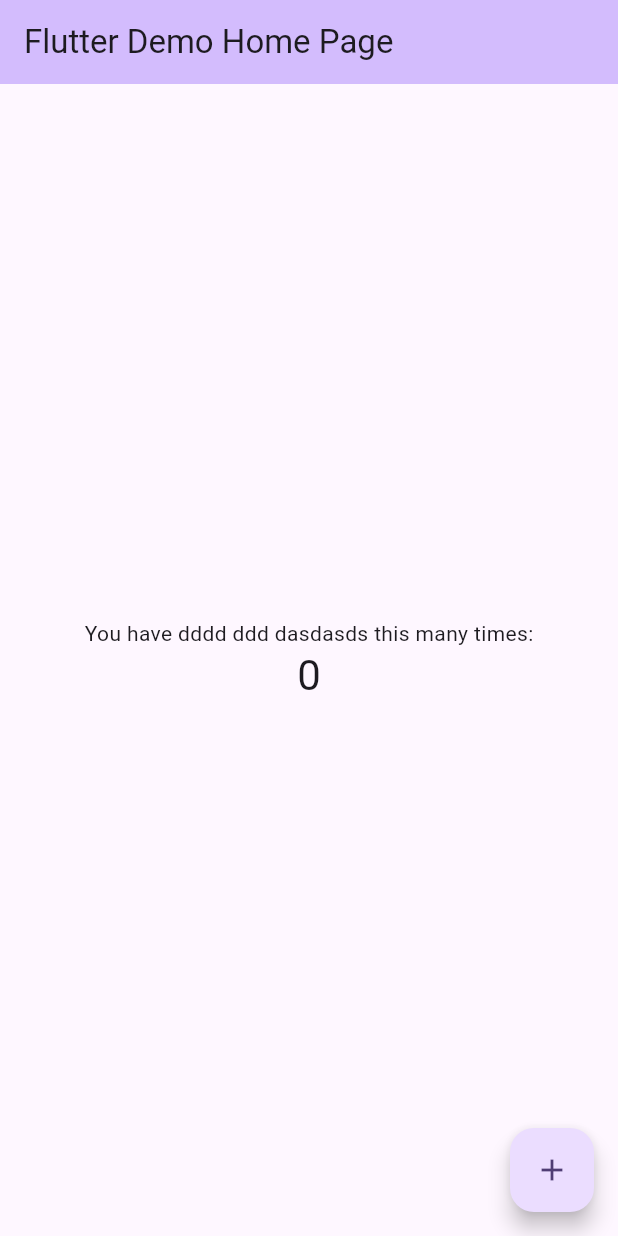
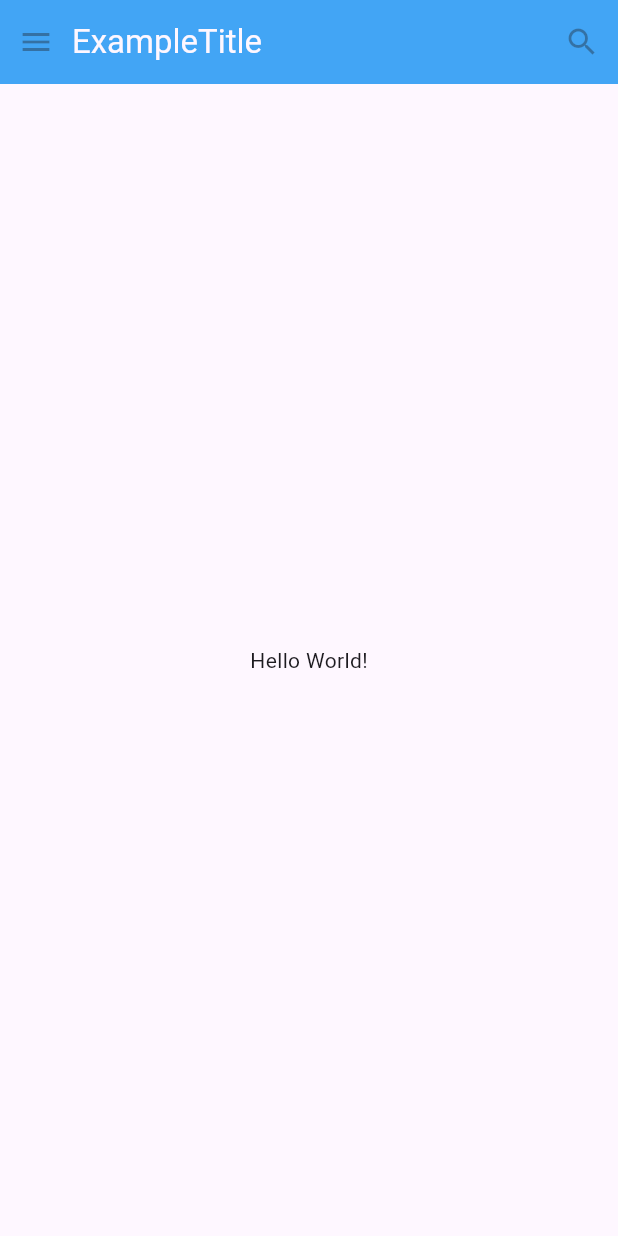
Before and after one commit to eorjs37/first_flutter, a Flutter app: the screen it shows after launch, on a phone screen of 412 x 824 dp. Run offline on Flutter 3.47's test engine with Material 2 defaults, Android fonts, the phone set to English and light mode, and no system bars.

Commit message:
dart 익히는중

```diff
--- a/lib/main.dart
+++ b/lib/main.dart
@@ -10,6 +10,7 @@ class MyApp extends StatelessWidget {
   // This widget is the root of your application.
   @override
   Widget build(BuildContext context) {
+
     return MaterialApp(
       title: 'Flutter Demo',
       theme: ThemeData(
@@ -31,95 +32,59 @@ class MyApp extends StatelessWidget {
         colorScheme: ColorScheme.fromSeed(seedColor: Colors.deepPurple),
         useMaterial3: true,
       ),
-      home: const MyHomePage(title: 'Flutter Demo Home Page'),
+      home: const SafeArea(
+        child: MyScaffold(),
+      ),
     );
   }
 }
 
-class MyHomePage extends StatefulWidget {
-  const MyHomePage({super.key, required this.title});
+class MyAppBar extends StatelessWidget{
+  const MyAppBar({required this.title,super.key});
 
-  // This widget is the home page of your application. It is stateful, meaning
-  // that it has a State object (defined below) that contains fields that affect
-  // how it looks.
+  final Widget title;
+  @override
+  Widget build(BuildContext context) {
+    return Container(
+      height: 56,
+      padding: const EdgeInsets.symmetric(horizontal: 0),
+      decoration: BoxDecoration(color: Colors.blue[400]),
+      // Row is a horizontal, linear layout.
+      child: Row(
+        children: [
+          const IconButton(
+            icon:Icon(Icons.menu),
+            tooltip: 'Navigation menu',
+            onPressed: null,
+          ),
+          Expanded(
+            child: title,
+          ),
+          const IconButton(
+            icon: Icon(Icons.search),
+            tooltip: 'Search',
+            onPressed: null,
+          ),
+        ],
+      ),
+    );
+  }
 
-  // This class is the configuration for the state. It holds the values (in this
-  // case the title) provided by the parent (in this case the App widget) and
-  // used by the build method of the State. Fields in a Widget subclass are
-  // always marked "final".
-
-  final String title;
-
-  @override
-  State<MyHomePage> createState() => _MyHomePageState();
 }
 
-class _MyHomePageState extends State<MyHomePage> {
-  int _counter = 0;
-
-  void _incrementCounter() {
-    setState(() {
-      // This call to setState tells the Flutter framework that something has
-      // changed in this State, which causes it to rerun the build method below
-      // so that the display can reflect the updated values. If we changed
-      // _counter without calling setState(), then the build method would not be
-      // called again, and so nothing would appear to happen.
-      _counter++;
-    });
-  }
+class MyScaffold extends StatelessWidget{
+  const MyScaffold({super.key});
 
   @override
   Widget build(BuildContext context) {
-    // This method is rerun every time setState is called, for instance as done
-    // by the _incrementCounter method above.
-    //
-    // The Flutter framework has been optimized to make rerunning build methods
-    // fast, so that you can just rebuild anything that needs updating rather
-    // than having to individually change instances of widgets.
-    return Scaffold(
-      appBar: AppBar(
-        // TRY THIS: Try changing the color here to a specific color (to
-        // Colors.amber, perhaps?) and trigger a hot reload to see the AppBar
-        // change color while the other colors stay the same.
-        backgroundColor: Theme.of(context).colorScheme.inversePrimary,
-        // Here we take the value from the MyHomePage object that was created by
-        // the App.build method, and use it to set our appbar title.
-        title: Text(widget.title),
-      ),
-      body: Center(
-        // Center is a layout widget. It takes a single child and positions it
-        // in the middle of the parent.
-        child: Column(
-          // Column is also a layout widget. It takes a list of children and
-          // arranges them vertically. By default, it sizes itself to fit its
-          // children horizontally, and tries to be as tall as its parent.
-          //
-          // Column has various properties to control how it sizes itself and
-          // how it positions its children. Here we use mainAxisAlignment to
-          // center the children vertically; the main axis here is the vertical
-          // axis because Columns are vertical (the cross axis would be
-          // horizontal).
-          //
-          // TRY THIS: Invoke "debug painting" (choose the "Toggle Debug Paint"
-          // action in the IDE, or press "p" in the console), to see the
-          // wireframe for each widget.
-          mainAxisAlignment: MainAxisAlignment.center,
-          children: <Widget>[
-            const Text(
-              'You have dddd ddd dasdasds this many times:',
-            ),
-            Text(
-              '$_counter',
-              style: Theme.of(context).textTheme.headlineMedium,
-            ),
-          ],
-        ),
-      ),
-      floatingActionButton: FloatingActionButton(
-        onPressed: _incrementCounter,
-        tooltip: 'Increment',
-        child: const Icon(Icons.add),
-      ), // This trailing comma makes auto-formatting nicer for build methods.
+    // TODO: implement build
+    return Material(
+      child:Column(
+        children: [
+          MyAppBar(title: Text('ExampleTitle',style: Theme.of(context).primaryTextTheme.titleLarge,)),
+          const Expanded(child: Center(child: Text('Hello World!')))
+        ],
+      )
     );
   }
 }
```
